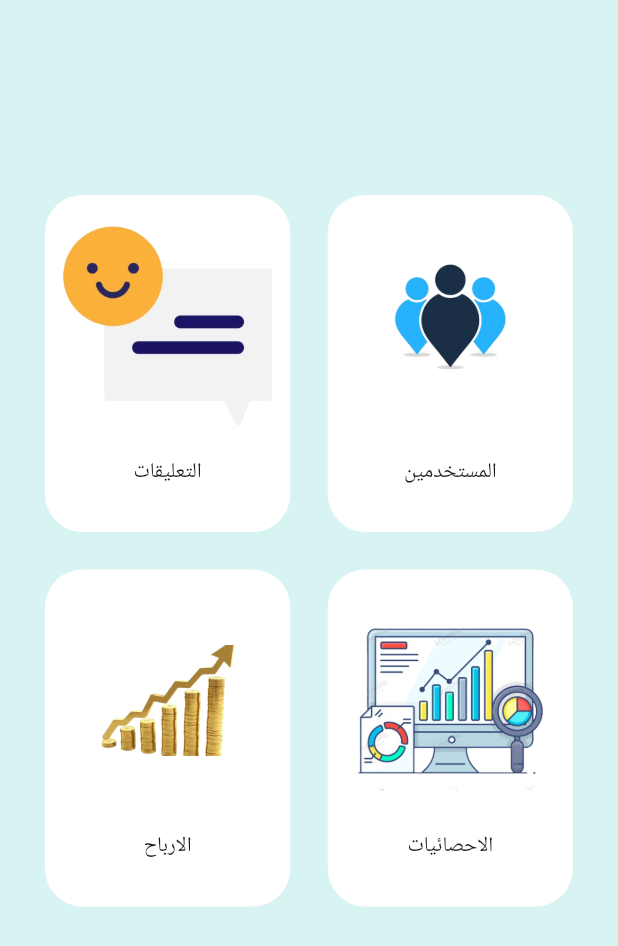
After one commit to devJimmy990/herafy, a Flutter app: the AdminHome screen opened by its route, on a phone screen of 412 x 824 dp. The commit adds this screen. Shown: the top 946 px of the screen. Run offline on Flutter 3.47's test engine with Material 3 defaults, Android fonts, the phone set to English and light mode, and no system bars; our stand-ins replace awesome_dialog, firebase_auth, firebase_core, fluttertoast, google_sign_in; accounts and stored records are empty.

Commit message:
adminScreens

```diff
--- /dev/null
+++ b/devtools_options.yaml
@@ -0,0 +1,3 @@
+description: This file stores settings for Dart & Flutter DevTools.
+documentation: https://docs.flutter.dev/tools/devtools/extensions#configure-extension-enablement-states
+extensions:
--- a/lib/main.dart
+++ b/lib/main.dart
@@ -2,6 +2,7 @@ import 'package:flutter/material.dart';
 import 'package:herafy/core/helper/routes.dart';
 import 'package:firebase_core/firebase_core.dart';
 import 'package:herafy/core/helper/firebase_options.dart';
+import 'package:herafy/presentation/admin/admin_home/admin_home.dart';
 import 'package:herafy/presentation/auth/login/login.dart';
 import 'package:herafy/presentation/auth/signup/register.dart';
 import 'package:herafy/presentation/auth/signup/register_fill.dart';
@@ -28,9 +29,10 @@ class MyApp extends StatelessWidget {
         Routes.login: (context) => const LoginPage(),
         Routes.register: (context) => const RegisterationPage(),
         Routes.registerFill: (context) => const RegisterFillData(),
+        Routes.adminHome: (context) => const AdminHome(),
       },
       initialRoute: Routes.login,
-      // home: const LoginPage(),
+
     );
   }
 }
--- /dev/null
+++ b/lib/presentation/admin/admin_home/admin_home.dart
@@ -0,0 +1,77 @@
+import 'package:flutter/material.dart';
+import '../peole_screen/accept_account_screen.dart';
+import '../profits_screen/profits_screen.dart';
+import '../reviews_screen/reviews_screen.dart';
+import '../statistics_screen/statistics_screen.dart';
+import 'grid_item.dart';
+import 'grid_model.dart';
+class AdminHome extends StatelessWidget {
+  const AdminHome({super.key});
+  @override
+  Widget build(BuildContext context) {
+    const List<GridModel> grid = [
+      GridModel(
+        image: "assets/images/comments.png",
+        body: "التعليقات",
+      ),
+      GridModel(
+        image: "assets/images/people.png",
+        body: "المستخدمين",
+      ),
+       GridModel(
+        image: "assets/images/money.png",
+        body: "الارباح",
+      ),
+      GridModel(
+        image: "assets/images/statistics.png",
+        body: "الاحصائيات",
+      ),
+    ];
+ const List<Widget> pages = [
+    AcceptAccountScreen(),
+    ProfitsScreen(),
+    StatisticsScreen(),
+    ReviewsScreen(),
+  ];
+    return SafeArea(
+      child: Scaffold(
+        body: Container(
+          color: const Color.fromARGB(255, 215, 244, 242),
+          child: Padding(
+            padding: const EdgeInsets.all(20.0),
+            child: Column(
+              children: [
+                const SizedBox(height: 100),
+                Expanded(
+                  child: GridView(
+                    gridDelegate: const SliverGridDelegateWithFixedCrossAxisCount(
+                      childAspectRatio: 0.75,
+                      crossAxisCount: 2,
+                      mainAxisSpacing: 5,
+                      crossAxisSpacing: 5,
+                    ),
+                    children: List.generate(
+                      grid.length,
+                      (index) => InkWell(
+                        onTap: () {
+                          Navigator.push(context,MaterialPageRoute(
+                            builder: (context) => pages[index]));
+                        },
+                        child: gridItem(
+                          grid[index],
+                        ),
+                      ),
+                    ),
+                  ),
+                ),
+                  const SizedBox(
+                      height: 100,
+                    ),
+              ],
+            ),
+          ),
+        ),
+      ),
+    );
+  }
+}
--- /dev/null
+++ b/lib/presentation/admin/admin_home/grid_item.dart
@@ -0,0 +1,30 @@
+import 'package:flutter/material.dart';
+
+Widget gridItem(model) {
+  return Padding(
+    padding: const EdgeInsets.all(10.0),
+    child: Container(
+      decoration: BoxDecoration(
+        color: Colors.white,
+        borderRadius: BorderRadius.circular(25.0),
+      ),
+      child: Column(
+        children: [
+          Expanded(
+            child: Image(
+              image: AssetImage(
+                model.image,
+              ),
+              height: 150,
+              width: 150,
+            ),
+          ),
+          Text(
+            model.body,
+          ),
+          const SizedBox(height: 30),
+        ],
+      ),
+    ),
+  );
+}
--- /dev/null
+++ b/lib/presentation/admin/admin_home/grid_model.dart
@@ -0,0 +1,8 @@
+class GridModel {
+  final String image;
+  final String body;
+  const GridModel({
+    required this.image,
+    required this.body,
+  });
+}
--- /dev/null
+++ b/lib/presentation/admin/peole_screen/accept_account_screen.dart
@@ -0,0 +1,10 @@
+import 'package:flutter/material.dart';
+
+class AcceptAccountScreen extends StatelessWidget {
+  const AcceptAccountScreen({super.key});
+
+  @override
+  Widget build(BuildContext context) {
+    return const Scaffold();
+  }
+}
--- /dev/null
+++ b/lib/presentation/admin/profits_screen/profits_screen.dart
@@ -0,0 +1,10 @@
+import 'package:flutter/material.dart';
+
+class ProfitsScreen extends StatelessWidget {
+  const ProfitsScreen({super.key});
+
+  @override
+  Widget build(BuildContext context) {
+    return const Scaffold();
+  }
+}
--- /dev/null
+++ b/lib/presentation/admin/reviews_screen/reviews_screen.dart
@@ -0,0 +1,10 @@
+import 'package:flutter/material.dart';
+
+class ReviewsScreen extends StatelessWidget {
+  const ReviewsScreen({super.key});
+
+  @override
+  Widget build(BuildContext context) {
+    return const Scaffold();
+    }
+  }
--- /dev/null
+++ b/lib/presentation/admin/statistics_screen/statistics_screen.dart
@@ -0,0 +1,10 @@
+import 'package:flutter/material.dart';
+
+class StatisticsScreen extends StatelessWidget {
+  const StatisticsScreen({super.key});
+
+  @override
+  Widget build(BuildContext context) {
+    return const Scaffold();
+  }
+}
```
Also changed, not shown: assets/images/comments.png (added), assets/images/money.png (added), assets/images/people.png (added), assets/images/statistics.png (added).
